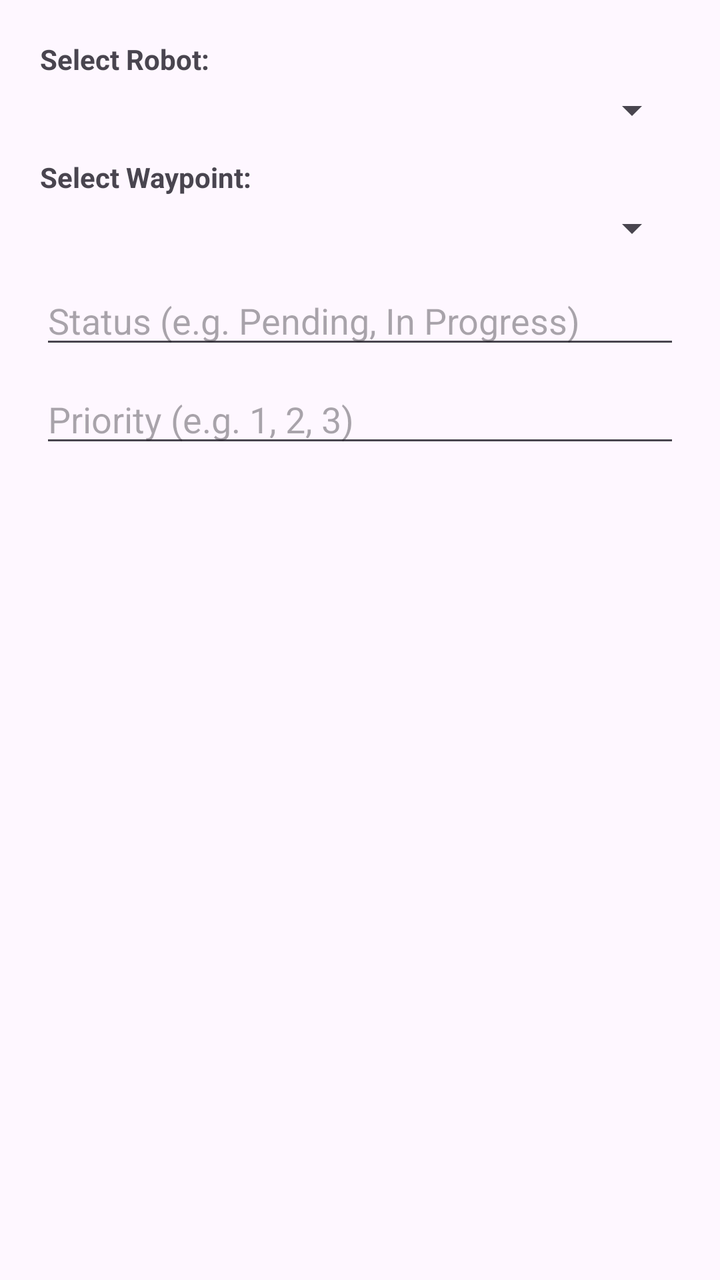
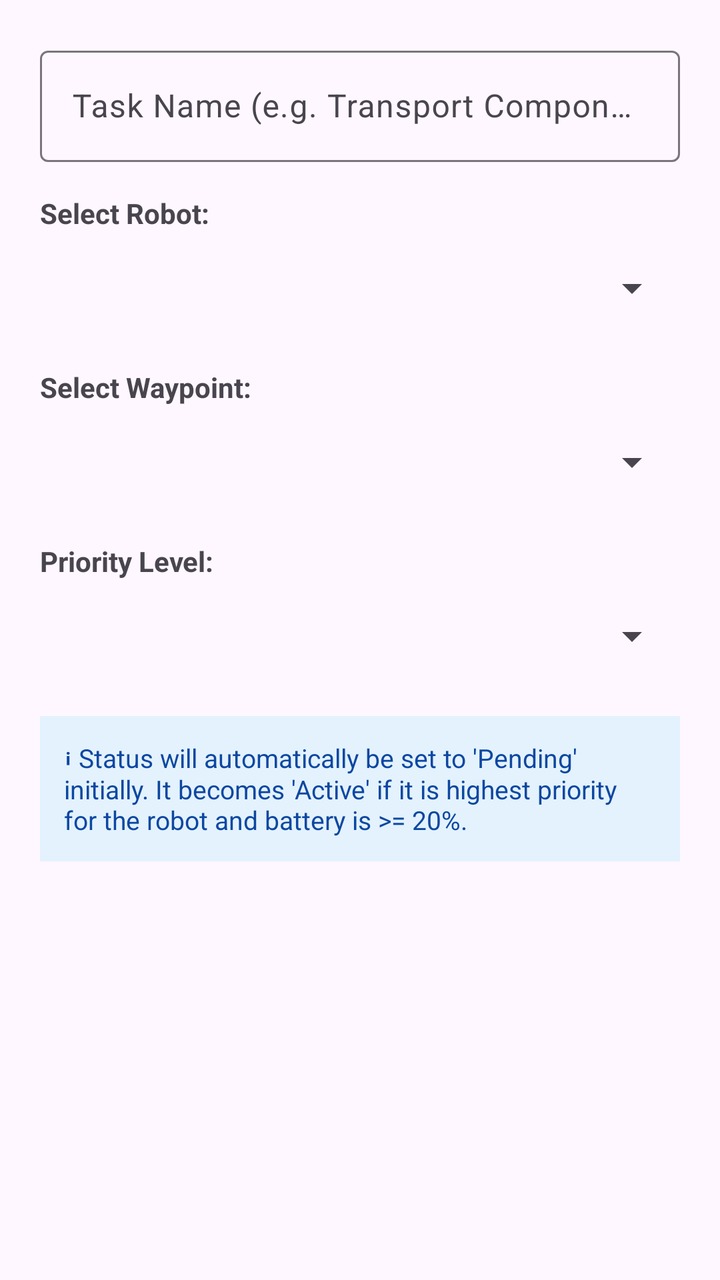

The first picture is an Android layout as it rendered before a commit; the second is the same layout after the commit. The layout source and the unified diff follow.
<!-- AndroidManifest.xml: application theme Theme.BotOps -->
<!-- res/layout/dialog_add_task.xml -->
<?xml version="1.0" encoding="utf-8"?>
<LinearLayout xmlns:android="http://schemas.android.com/apk/res/android"
    android:layout_width="match_parent"
    android:layout_height="wrap_content"
    android:orientation="vertical"
    android:padding="20dp">

    <TextView
        android:layout_width="match_parent"
        android:layout_height="wrap_content"
        android:text="Select Robot:"
        android:textStyle="bold" />

    <Spinner
        android:id="@+id/spinnerRobot"
        android:layout_width="match_parent"
        android:layout_height="wrap_content"
        android:layout_marginTop="4dp" />

    <TextView
        android:layout_width="match_parent"
        android:layout_height="wrap_content"
        android:layout_marginTop="12dp"
        android:text="Select Waypoint:"
        android:textStyle="bold" />

    <Spinner
        android:id="@+id/spinnerWaypoint"
        android:layout_width="match_parent"
        android:layout_height="wrap_content"
        android:layout_marginTop="4dp" />

    <EditText
        android:id="@+id/inputTaskStatus"
        android:layout_width="match_parent"
        android:layout_height="wrap_content"
        android:layout_marginTop="12dp"
        android:hint="Status (e.g. Pending, In Progress)"
        android:inputType="text" />

    <EditText
        android:id="@+id/inputTaskPriority"
        android:layout_width="match_parent"
        android:layout_height="wrap_content"
        android:layout_marginTop="8dp"
        android:hint="Priority (e.g. 1, 2, 3)"
        android:inputType="number" />

</LinearLayout>
<!-- resources referenced by this layout -->
<resources>
  <style name="Theme.BotOps" parent="Base.Theme.BotOps" />
  <style name="Base.Theme.BotOps" parent="Theme.Material3.DayNight.NoActionBar">
          
          
      </style>
</resources>

<!-- the commit's change to res/layout/dialog_add_task.xml (unified diff, before → after) -->
@@ -1,49 +1,78 @@
 <?xml version="1.0" encoding="utf-8"?>
-<LinearLayout xmlns:android="http://schemas.android.com/apk/res/android"
+<ScrollView xmlns:android="http://schemas.android.com/apk/res/android"
     android:layout_width="match_parent"
-    android:layout_height="wrap_content"
-    android:orientation="vertical"
-    android:padding="20dp">
+    android:layout_height="wrap_content">
 
-    <TextView
+    <LinearLayout
         android:layout_width="match_parent"
         android:layout_height="wrap_content"
-        android:text="Select Robot:"
-        android:textStyle="bold" />
+        android:orientation="vertical"
+        android:padding="20dp">
 
-    <Spinner
-        android:id="@+id/spinnerRobot"
-        android:layout_width="match_parent"
-        android:layout_height="wrap_content"
-        android:layout_marginTop="4dp" />
+        <com.google.android.material.textfield.TextInputLayout
+            android:layout_width="match_parent"
+            android:layout_height="wrap_content"
+            android:hint="Task Name (e.g. Transport Component A)">
 
-    <TextView
-        android:layout_width="match_parent"
-        android:layout_height="wrap_content"
-        android:layout_marginTop="12dp"
-        android:text="Select Waypoint:"
-        android:textStyle="bold" />
+            <com.google.android.material.textfield.TextInputEditText
+                android:id="@+id/inputTaskTitle"
+                android:layout_width="match_parent"
+                android:layout_height="wrap_content"
+                android:inputType="textCapWords" />
+        </com.google.android.material.textfield.TextInputLayout>
 
-    <Spinner
-        android:id="@+id/spinnerWaypoint"
-        android:layout_width="match_parent"
-        android:layout_height="wrap_content"
-        android:layout_marginTop="4dp" />
+        <TextView
+            android:layout_width="match_parent"
+            android:layout_height="wrap_content"
+            android:layout_marginTop="16dp"
+            android:text="Select Robot:"
+            android:textSize="14sp"
+            android:textStyle="bold" />
 
-    <EditText
-        android:id="@+id/inputTaskStatus"
-        android:layout_width="match_parent"
-        android:layout_height="wrap_content"
-        android:layout_marginTop="12dp"
-        android:hint="Status (e.g. Pending, In Progress)"
-        android:inputType="text" />
+        <Spinner
+            android:id="@+id/spinnerRobot"
+            android:layout_width="match_parent"
+            android:layout_height="48dp"
+            android:layout_marginTop="4dp" />
 
-    <EditText
-        android:id="@+id/inputTaskPriority"
-        android:layout_width="match_parent"
-        android:layout_height="wrap_content"
-        android:layout_marginTop="8dp"
-        android:hint="Priority (e.g. 1, 2, 3)"
-        android:inputType="number" />
+        <TextView
+            android:layout_width="match_parent"
+            android:layout_height="wrap_content"
+            android:layout_marginTop="16dp"
+            android:text="Select Waypoint:"
+            android:textSize="14sp"
+            android:textStyle="bold" />
 
-</LinearLayout>
+        <Spinner
+            android:id="@+id/spinnerWaypoint"
+            android:layout_width="match_parent"
+            android:layout_height="48dp"
+            android:layout_marginTop="4dp" />
+
+        <TextView
+            android:layout_width="match_parent"
+            android:layout_height="wrap_content"
+            android:layout_marginTop="16dp"
+            android:text="Priority Level:"
+            android:textSize="14sp"
+            android:textStyle="bold" />
+
+        <Spinner
+            android:id="@+id/spinnerTaskPriority"
+            android:layout_width="match_parent"
+            android:layout_height="48dp"
+            android:layout_marginTop="4dp" />
+
+        <TextView
+            android:id="@+id/textTaskInfo"
+            android:layout_width="match_parent"
+            android:layout_height="wrap_content"
+            android:layout_marginTop="16dp"
+            android:background="#E3F2FD"
+            android:padding="12dp"
+            android:text="ℹ Status will automatically be set to 'Pending' initially. It becomes 'Active' if it is highest priority for the robot and battery is >= 20%."
+            android:textColor="#0D47A1"
+            android:textSize="13sp" />
+
+    </LinearLayout>
+</ScrollView>
